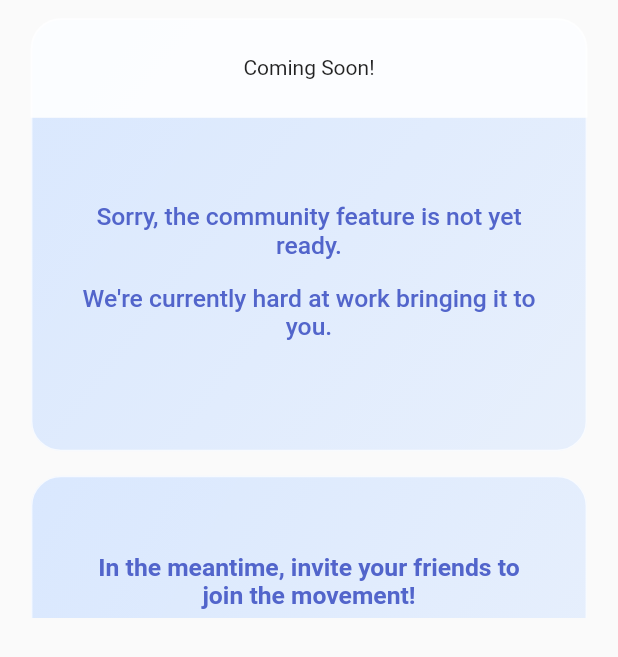
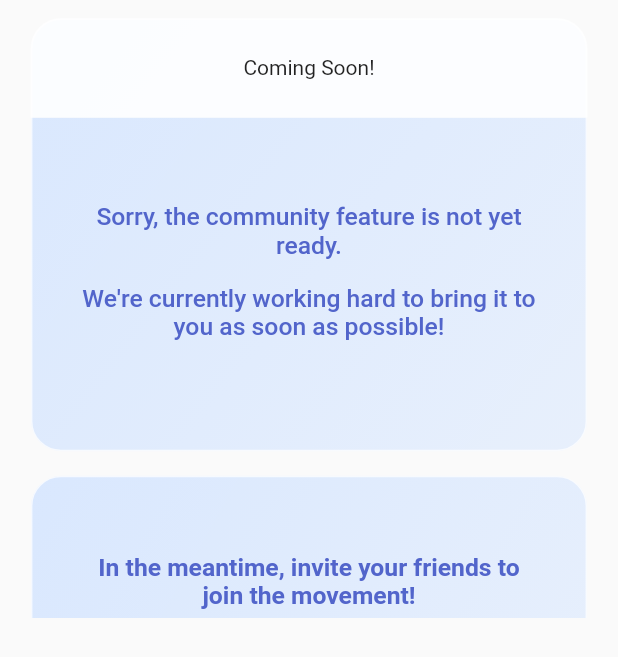
Before and after one commit to tshuenhau/restart, a Flutter app: the CommunityScreen widget shown alone on an empty page, opened directly, on a phone screen of 412 x 824 dp. Shown: the top 657 px of the screen. Run offline on Flutter 3.47's test engine with Material 2 defaults, Android fonts, the phone set to English and light mode, and no system bars; drawn by our look-alikes of overlay_support; our stand-ins replace animated_flip_counter, animated_text_kit, auto_size_text, calendar_timeline, double_back_to_close_app, firebase_auth and 16 more; missing offline and left inert: flutter_google_places, google_api_headers, google_maps_webservice, material_dialogs, social_share, tutorial_coach_mark; accounts and stored records are empty.

Commit message:
Tutorial words change

```diff
--- a/lib/App.dart
+++ b/lib/App.dart
@@ -389,7 +389,7 @@ class _AppState extends State<App> {
                   SizedBox(
                       height: MediaQuery.of(context).size.height * 2.55 / 100),
                   const Text(
-                    "And if you're feeling a need to manage you account/profile, click here!",
+                    "Finally, here's where you'll be able to edit account details!",
                     textAlign: TextAlign.center,
                     style: TextStyle(
                         color: Colors.white, fontWeight: FontWeight.bold),
--- a/lib/screens/CommunityScreen.dart
+++ b/lib/screens/CommunityScreen.dart
@@ -40,7 +40,7 @@ class CommunityScreen extends StatelessWidget {
                       SizedBox(
                           width: MediaQuery.of(context).size.width * 75 / 100,
                           child: Text(
-                              "We're currently hard at work bringing it to you.",
+                              "We're currently working hard to bring it to you as soon as possible!",
                               textAlign: TextAlign.center,
                               style: TextStyle(
                                   color: Theme.of(context).primaryColor,
```
